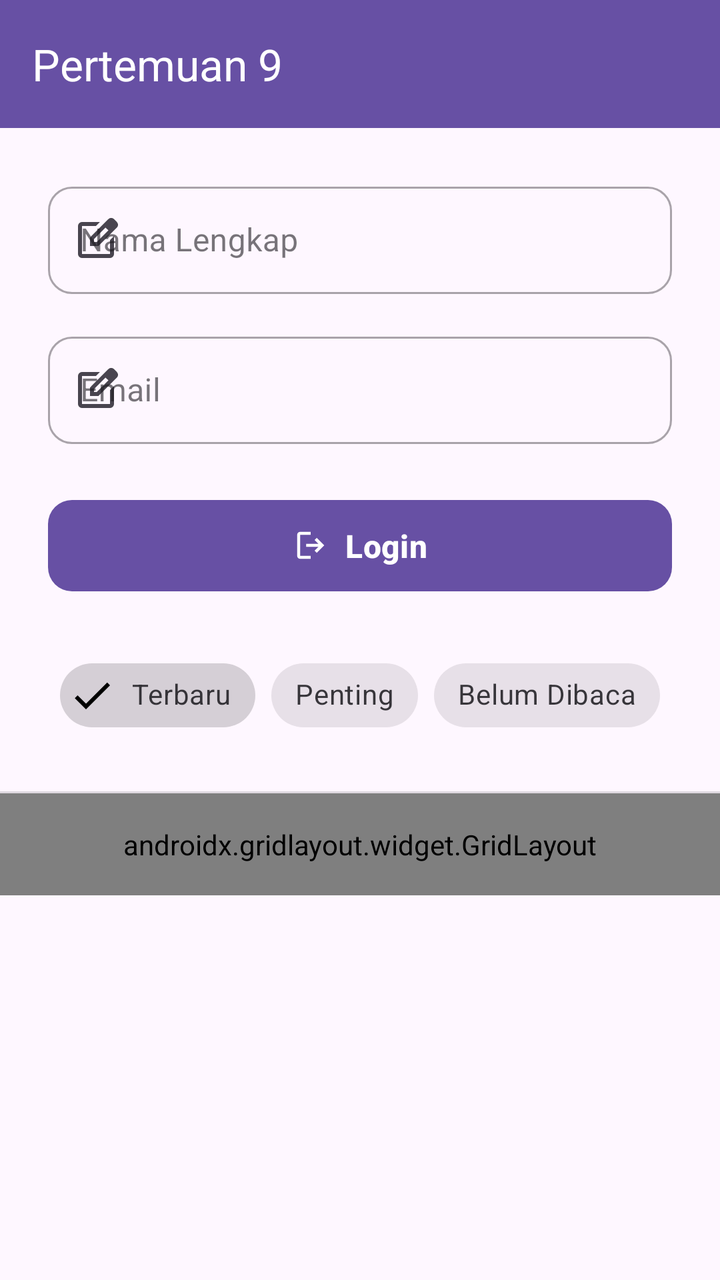
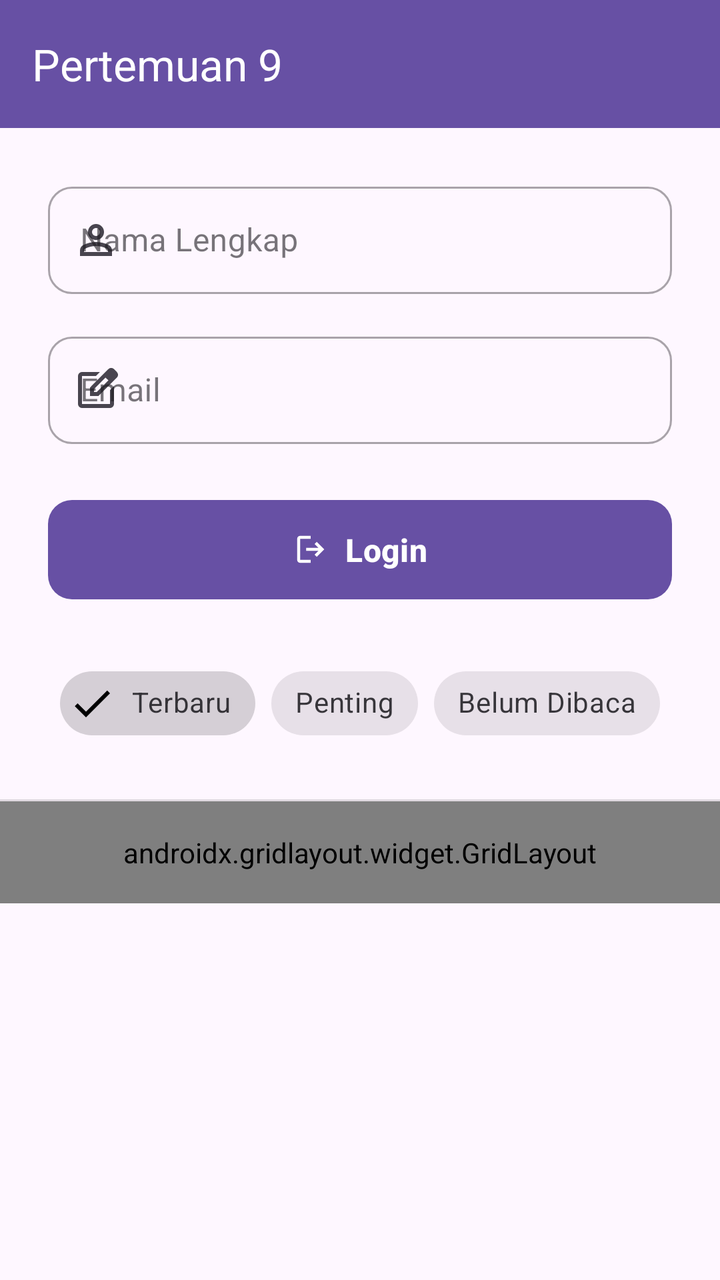

Compare the two renders of this Android layout. The source of the first and the diff that turns it into the second are given below.
<!-- AndroidManifest.xml: application theme Theme.AndesiaApps -->
<!-- res/layout/activity_ninth.xml -->
<?xml version="1.0" encoding="utf-8"?>
<androidx.constraintlayout.widget.ConstraintLayout
    xmlns:android="http://schemas.android.com/apk/res/android"
    xmlns:app="http://schemas.android.com/apk/res-auto"
    xmlns:tools="http://schemas.android.com/tools"
    android:id="@+id/main"
    android:layout_width="match_parent"
    android:layout_height="match_parent"
    android:background="?attr/colorSurface"
    tools:context=".Home.Pertemuan_9.NinthActivity">

    <androidx.appcompat.widget.Toolbar
        android:id="@+id/toolbar"
        android:layout_width="0dp"
        android:layout_height="?attr/actionBarSize"
        android:background="?attr/colorPrimary"
        android:elevation="4dp"
        app:layout_constraintEnd_toEndOf="parent"
        app:layout_constraintStart_toStartOf="parent"
        app:layout_constraintTop_toTopOf="parent"
        app:title="Pertemuan 9"
        app:titleTextColor="@android:color/white" />

    <com.google.android.material.textfield.TextInputLayout
        android:id="@+id/textInputLayoutName"
        style="@style/Widget.MaterialComponents.TextInputLayout.OutlinedBox"
        android:layout_width="0dp"
        android:layout_height="wrap_content"
        android:layout_marginHorizontal="24dp"
        android:layout_marginTop="24dp"
        android:hint="Nama Lengkap"
        app:boxCornerRadiusBottomEnd="12dp"
        app:boxCornerRadiusBottomStart="12dp"
        app:boxCornerRadiusTopEnd="12dp"
        app:boxCornerRadiusTopStart="12dp"
        app:layout_constraintEnd_toEndOf="parent"
        app:layout_constraintStart_toStartOf="parent"
        app:layout_constraintTop_toBottomOf="@+id/toolbar"
        app:startIconDrawable="@drawable/ic_edit"
        app:startIconTint="?attr/colorControlNormal">

        <com.google.android.material.textfield.TextInputEditText
            android:id="@+id/etName"
            android:layout_width="match_parent"
            android:layout_height="wrap_content"
            android:inputType="textPersonName"
            android:paddingVertical="16dp" />
    </com.google.android.material.textfield.TextInputLayout>

    <com.google.android.material.textfield.TextInputLayout
        android:id="@+id/textInputLayoutEmail"
        style="@style/Widget.MaterialComponents.TextInputLayout.OutlinedBox"
        android:layout_width="0dp"
        android:layout_height="wrap_content"
        android:layout_marginHorizontal="24dp"
        android:layout_marginTop="16dp"
        android:hint="Email"
        app:boxCornerRadiusBottomEnd="12dp"
        app:boxCornerRadiusBottomStart="12dp"
        app:boxCornerRadiusTopEnd="12dp"
        app:boxCornerRadiusTopStart="12dp"
        app:layout_constraintEnd_toEndOf="parent"
        app:layout_constraintStart_toStartOf="parent"
        app:layout_constraintTop_toBottomOf="@+id/textInputLayoutName"
        app:startIconDrawable="@drawable/ic_edit"
        app:startIconTint="?attr/colorControlNormal">

        <com.google.android.material.textfield.TextInputEditText
            android:id="@+id/etEmail"
            android:layout_width="match_parent"
            android:layout_height="wrap_content"
            android:inputType="textEmailAddress"
            android:paddingVertical="16dp" />
    </com.google.android.material.textfield.TextInputLayout>

    <com.google.android.material.button.MaterialButton
        android:id="@+id/btnLogin"
        android:layout_width="0dp"
        android:layout_height="wrap_content"
        android:layout_marginHorizontal="24dp"
        android:layout_marginTop="24dp"
        android:paddingVertical="12dp"
        android:text="Login"
        android:textSize="16sp"
        android:textStyle="bold"
        app:cornerRadius="12dp"
        app:icon="@drawable/ic_login"
        app:iconGravity="textStart"
        app:layout_constraintEnd_toEndOf="parent"
        app:layout_constraintStart_toStartOf="parent"
        app:layout_constraintTop_toBottomOf="@+id/textInputLayoutEmail" />

    <com.google.android.material.chip.ChipGroup
        android:id="@+id/chipGroupFilter"
        android:layout_width="wrap_content"
        android:layout_height="wrap_content"
        android:layout_marginTop="24dp"
        app:chipSpacingHorizontal="8dp"
        app:layout_constraintEnd_toEndOf="parent"
        app:layout_constraintStart_toStartOf="parent"
        app:layout_constraintTop_toBottomOf="@+id/btnLogin"
        app:singleSelection="true">

        <com.google.android.material.chip.Chip
            android:id="@+id/chipTerbaru"
            style="@style/Widget.MaterialComponents.Chip.Filter"
            android:layout_width="wrap_content"
            android:layout_height="wrap_content"
            android:checked="true"
            android:text="Terbaru" />

        <com.google.android.material.chip.Chip
            android:id="@+id/chipPenting"
            style="@style/Widget.MaterialComponents.Chip.Filter"
            android:layout_width="wrap_content"
            android:layout_height="wrap_content"
            android:text="Penting" />

        <com.google.android.material.chip.Chip
            android:id="@+id/chipBelumDibaca"
            style="@style/Widget.MaterialComponents.Chip.Filter"
            android:layout_width="wrap_content"
            android:layout_height="wrap_content"
            android:text="Belum Dibaca" />
    </com.google.android.material.chip.ChipGroup>

    <View
        android:id="@+id/divider"
        android:layout_width="0dp"
        android:layout_height="1dp"
        android:layout_marginTop="24dp"
        android:background="?android:attr/listDivider"
        app:layout_constraintEnd_toEndOf="parent"
        app:layout_constraintStart_toStartOf="parent"
        app:layout_constraintTop_toBottomOf="@+id/chipGroupFilter" />

    <androidx.gridlayout.widget.GridLayout
        android:id="@+id/menuGrid"
        android:layout_width="0dp"
        android:layout_height="wrap_content"
        android:padding="16dp"
        app:columnCount="3"
        app:useDefaultMargins="true"
        app:layout_constraintEnd_toEndOf="parent"
        app:layout_constraintStart_toStartOf="parent"
        app:layout_constraintTop_toBottomOf="@+id/divider">

        <com.google.android.material.button.MaterialButton
            style="@style/Widget.MaterialComponents.Button.OutlinedButton"
            android:text="Menu 1"
            android:textSize="12sp"
            android:paddingVertical="16dp"
            app:cornerRadius="12dp"
            app:icon="@drawable/ic_home"
            app:iconGravity="top"
            app:iconSize="40dp"
            app:layout_columnWeight="1"
            app:layout_gravity="fill_horizontal" />

        <com.google.android.material.button.MaterialButton
            style="@style/Widget.MaterialComponents.Button.OutlinedButton"
            android:text="Menu 2"
            android:textSize="12sp"
            android:paddingVertical="16dp"
            app:cornerRadius="12dp"
            app:icon="@drawable/ic_person"
            app:iconGravity="top"
            app:iconSize="40dp"
            app:layout_columnWeight="1"
            app:layout_gravity="fill_horizontal" />

        <com.google.android.material.button.MaterialButton
            style="@style/Widget.MaterialComponents.Button.OutlinedButton"
            android:text="Menu 3"
            android:textSize="12sp"
            android:paddingVertical="16dp"
            app:cornerRadius="12dp"
            app:icon="@drawable/ic_settings"
            app:iconGravity="top"
            app:iconSize="40dp"
            app:layout_columnWeight="1"
            app:layout_gravity="fill_horizontal" />

        <com.google.android.material.button.MaterialButton
            style="@style/Widget.MaterialComponents.Button.OutlinedButton"
            android:text="Menu 4"
            android:textSize="12sp"
            android:paddingVertical="16dp"
            app:cornerRadius="12dp"
            app:icon="@drawable/ic_notifications"
            app:iconGravity="top"
            app:iconSize="40dp"
            app:layout_columnWeight="1"
            app:layout_gravity="fill_horizontal" />

        <com.google.android.material.button.MaterialButton
            style="@style/Widget.MaterialComponents.Button.OutlinedButton"
            android:text="Menu 5"
            android:textSize="12sp"
            android:paddingVertical="16dp"
            app:cornerRadius="12dp"
            app:icon="@drawable/ic_chat"
            app:iconGravity="top"
            app:iconSize="40dp"
            app:layout_columnWeight="1"
            app:layout_gravity="fill_horizontal" />

        <com.google.android.material.button.MaterialButton
            style="@style/Widget.MaterialComponents.Button.OutlinedButton"
            android:text="Menu 6"
            android:textSize="12sp"
            android:paddingVertical="16dp"
            app:cornerRadius="12dp"
            app:icon="@drawable/ic_info"
            app:iconGravity="top"
            app:iconSize="40dp"
            app:layout_columnWeight="1"
            app:layout_gravity="fill_horizontal" />
    </androidx.gridlayout.widget.GridLayout>

</androidx.constraintlayout.widget.ConstraintLayout>
<!-- resources referenced by this layout -->
<resources>
  <!-- drawable ic_chat (drawable) -->
  <vector xmlns:android="http://schemas.android.com/apk/res/android" android:autoMirrored="true" android:height="24dp" android:tint="#000000" android:viewportHeight="960" android:viewportWidth="960" android:width="24dp">
        
      <path android:fillColor="@android:color/white" android:pathData="M240,560L560,560L560,480L240,480L240,560ZM240,440L720,440L720,360L240,360L240,440ZM240,320L720,320L720,240L240,240L240,320ZM80,880L80,160Q80,127 103.5,103.5Q127,80 160,80L800,80Q833,80 856.5,103.5Q880,127 880,160L880,640Q880,673 856.5,696.5Q833,720 800,720L240,720L80,880ZM206,640L800,640Q800,640 800,640Q800,640 800,640L800,160Q800,160 800,160Q800,160 800,160L160,160Q160,160 160,160Q160,160 160,160L160,685L206,640ZM160,640L160,640L160,160Q160,160 160,160Q160,160 160,160L160,160Q160,160 160,160Q160,160 160,160L160,640Q160,640 160,640Q160,640 160,640Z"/>
      
  </vector>
  <!-- drawable ic_info (drawable) -->
  <vector xmlns:android="http://schemas.android.com/apk/res/android" android:height="24dp" android:tint="#000000" android:viewportHeight="960" android:viewportWidth="960" android:width="24dp">
        
      <path android:fillColor="@android:color/white" android:pathData="M440,680L520,680L520,440L440,440L440,680ZM508.5,348.5Q520,337 520,320Q520,303 508.5,291.5Q497,280 480,280Q463,280 451.5,291.5Q440,303 440,320Q440,337 451.5,348.5Q463,360 480,360Q497,360 508.5,348.5ZM480,880Q397,880 324,848.5Q251,817 197,763Q143,709 111.5,636Q80,563 80,480Q80,397 111.5,324Q143,251 197,197Q251,143 324,111.5Q397,80 480,80Q563,80 636,111.5Q709,143 763,197Q817,251 848.5,324Q880,397 880,480Q880,563 848.5,636Q817,709 763,763Q709,817 636,848.5Q563,880 480,880ZM480,800Q614,800 707,707Q800,614 800,480Q800,346 707,253Q614,160 480,160Q346,160 253,253Q160,346 160,480Q160,614 253,707Q346,800 480,800ZM480,480Q480,480 480,480Q480,480 480,480Q480,480 480,480Q480,480 480,480Q480,480 480,480Q480,480 480,480Q480,480 480,480Q480,480 480,480Z"/>
      
  </vector>
  <!-- drawable ic_login (drawable) -->
  <vector xmlns:android="http://schemas.android.com/apk/res/android" android:autoMirrored="true" android:height="24dp" android:tint="#000000" android:viewportHeight="960" android:viewportWidth="960" android:width="24dp">
        
      <path android:fillColor="@android:color/white" android:pathData="M200,840Q167,840 143.5,816.5Q120,793 120,760L120,200Q120,167 143.5,143.5Q167,120 200,120L480,120L480,200L200,200Q200,200 200,200Q200,200 200,200L200,760Q200,760 200,760Q200,760 200,760L480,760L480,840L200,840ZM640,680L585,622L687,520L360,520L360,440L687,440L585,338L640,280L840,480L640,680Z"/>
      
  </vector>
  <!-- drawable ic_notifications (drawable) -->
  <vector xmlns:android="http://schemas.android.com/apk/res/android" android:height="24dp" android:tint="#000000" android:viewportHeight="960" android:viewportWidth="960" android:width="24dp">
        
      <path android:fillColor="@android:color/white" android:pathData="M160,760L160,680L240,680L240,400Q240,317 290,252.5Q340,188 420,168L420,140Q420,115 437.5,97.5Q455,80 480,80Q505,80 522.5,97.5Q540,115 540,140L540,168Q620,188 670,252.5Q720,317 720,400L720,680L800,680L800,760L160,760ZM480,460L480,460L480,460L480,460Q480,460 480,460Q480,460 480,460Q480,460 480,460Q480,460 480,460ZM480,880Q447,880 423.5,856.5Q400,833 400,800L560,800Q560,833 536.5,856.5Q513,880 480,880ZM320,680L640,680L640,400Q640,334 593,287Q546,240 480,240Q414,240 367,287Q320,334 320,400L320,680Z"/>
      
  </vector>
  <style name="Theme.AndesiaApps" parent="Base.Theme.AndesiaApps" />
  <style name="Base.Theme.AndesiaApps" parent="Theme.Material3.DayNight.NoActionBar">
          
          
      </style>
  <!-- unchanged entries left out for length: 4 -->
</resources>

<!-- the commit's change to res/layout/activity_ninth.xml (unified diff, before → after) -->
@@ -21,201 +21,218 @@
         app:title="Pertemuan 9"
         app:titleTextColor="@android:color/white" />
 
-    <com.google.android.material.textfield.TextInputLayout
-        android:id="@+id/textInputLayoutName"
-        style="@style/Widget.MaterialComponents.TextInputLayout.OutlinedBox"
+    <androidx.core.widget.NestedScrollView
         android:layout_width="0dp"
-        android:layout_height="wrap_content"
-        android:layout_marginHorizontal="24dp"
-        android:layout_marginTop="24dp"
-        android:hint="Nama Lengkap"
-        app:boxCornerRadiusBottomEnd="12dp"
-        app:boxCornerRadiusBottomStart="12dp"
-        app:boxCornerRadiusTopEnd="12dp"
-        app:boxCornerRadiusTopStart="12dp"
+        android:layout_height="0dp"
+        android:fillViewport="true"
+        app:layout_constraintBottom_toBottomOf="parent"
         app:layout_constraintEnd_toEndOf="parent"
         app:layout_constraintStart_toStartOf="parent"
-        app:layout_constraintTop_toBottomOf="@+id/toolbar"
-        app:startIconDrawable="@drawable/ic_edit"
-        app:startIconTint="?attr/colorControlNormal">
-
-        <com.google.android.material.textfield.TextInputEditText
-            android:id="@+id/etName"
+        app:layout_constraintTop_toBottomOf="@+id/toolbar">
+
+        <androidx.constraintlayout.widget.ConstraintLayout
             android:layout_width="match_parent"
             android:layout_height="wrap_content"
-            android:inputType="textPersonName"
-            android:paddingVertical="16dp" />
-    </com.google.android.material.textfield.TextInputLayout>
-
-    <com.google.android.material.textfield.TextInputLayout
-        android:id="@+id/textInputLayoutEmail"
-        style="@style/Widget.MaterialComponents.TextInputLayout.OutlinedBox"
-        android:layout_width="0dp"
-        android:layout_height="wrap_content"
-        android:layout_marginHorizontal="24dp"
-        android:layout_marginTop="16dp"
-        android:hint="Email"
-        app:boxCornerRadiusBottomEnd="12dp"
-        app:boxCornerRadiusBottomStart="12dp"
-        app:boxCornerRadiusTopEnd="12dp"
-        app:boxCornerRadiusTopStart="12dp"
-        app:layout_constraintEnd_toEndOf="parent"
-        app:layout_constraintStart_toStartOf="parent"
-        app:layout_constraintTop_toBottomOf="@+id/textInputLayoutName"
-        app:startIconDrawable="@drawable/ic_edit"
-        app:startIconTint="?attr/colorControlNormal">
-
-        <com.google.android.material.textfield.TextInputEditText
-            android:id="@+id/etEmail"
-            android:layout_width="match_parent"
-            android:layout_height="wrap_content"
-            android:inputType="textEmailAddress"
-            android:paddingVertical="16dp" />
-    </com.google.android.material.textfield.TextInputLayout>
-
-    <com.google.android.material.button.MaterialButton
-        android:id="@+id/btnLogin"
-        android:layout_width="0dp"
-        android:layout_height="wrap_content"
-        android:layout_marginHorizontal="24dp"
-        android:layout_marginTop="24dp"
-        android:paddingVertical="12dp"
-        android:text="Login"
-        android:textSize="16sp"
-        android:textStyle="bold"
-        app:cornerRadius="12dp"
-        app:icon="@drawable/ic_login"
-        app:iconGravity="textStart"
-        app:layout_constraintEnd_toEndOf="parent"
-        app:layout_constraintStart_toStartOf="parent"
-        app:layout_constraintTop_toBottomOf="@+id/textInputLayoutEmail" />
-
-    <com.google.android.material.chip.ChipGroup
-        android:id="@+id/chipGroupFilter"
-        android:layout_width="wrap_content"
-        android:layout_height="wrap_content"
-        android:layout_marginTop="24dp"
-        app:chipSpacingHorizontal="8dp"
-        app:layout_constraintEnd_toEndOf="parent"
-        app:layout_constraintStart_toStartOf="parent"
-        app:layout_constraintTop_toBottomOf="@+id/btnLogin"
-        app:singleSelection="true">
-
-        <com.google.android.material.chip.Chip
-            android:id="@+id/chipTerbaru"
-            style="@style/Widget.MaterialComponents.Chip.Filter"
-            android:layout_width="wrap_content"
-            android:layout_height="wrap_content"
-            android:checked="true"
-            android:text="Terbaru" />
-
-        <com.google.android.material.chip.Chip
-            android:id="@+id/chipPenting"
-            style="@style/Widget.MaterialComponents.Chip.Filter"
-            android:layout_width="wrap_content"
-            android:layout_height="wrap_content"
-            android:text="Penting" />
-
-        <com.google.android.material.chip.Chip
-            android:id="@+id/chipBelumDibaca"
-            style="@style/Widget.MaterialComponents.Chip.Filter"
-            android:layout_width="wrap_content"
-            android:layout_height="wrap_content"
-            android:text="Belum Dibaca" />
-    </com.google.android.material.chip.ChipGroup>
-
-    <View
-        android:id="@+id/divider"
-        android:layout_width="0dp"
-        android:layout_height="1dp"
-        android:layout_marginTop="24dp"
-        android:background="?android:attr/listDivider"
-        app:layout_constraintEnd_toEndOf="parent"
-        app:layout_constraintStart_toStartOf="parent"
-        app:layout_constraintTop_toBottomOf="@+id/chipGroupFilter" />
-
-    <androidx.gridlayout.widget.GridLayout
-        android:id="@+id/menuGrid"
-        android:layout_width="0dp"
-        android:layout_height="wrap_content"
-        android:padding="16dp"
-        app:columnCount="3"
-        app:useDefaultMargins="true"
-        app:layout_constraintEnd_toEndOf="parent"
-        app:layout_constraintStart_toStartOf="parent"
-        app:layout_constraintTop_toBottomOf="@+id/divider">
-
-        <com.google.android.material.button.MaterialButton
-            style="@style/Widget.MaterialComponents.Button.OutlinedButton"
-            android:text="Menu 1"
-            android:textSize="12sp"
-            android:paddingVertical="16dp"
-            app:cornerRadius="12dp"
-            app:icon="@drawable/ic_home"
-            app:iconGravity="top"
-            app:iconSize="40dp"
-            app:layout_columnWeight="1"
-            app:layout_gravity="fill_horizontal" />
-
-        <com.google.android.material.button.MaterialButton
-            style="@style/Widget.MaterialComponents.Button.OutlinedButton"
-            android:text="Menu 2"
-            android:textSize="12sp"
-            android:paddingVertical="16dp"
-            app:cornerRadius="12dp"
-            app:icon="@drawable/ic_person"
-            app:iconGravity="top"
-            app:iconSize="40dp"
-            app:layout_columnWeight="1"
-            app:layout_gravity="fill_horizontal" />
-
-        <com.google.android.material.button.MaterialButton
-            style="@style/Widget.MaterialComponents.Button.OutlinedButton"
-            android:text="Menu 3"
-            android:textSize="12sp"
-            android:paddingVertical="16dp"
-            app:cornerRadius="12dp"
-            app:icon="@drawable/ic_settings"
-            app:iconGravity="top"
-            app:iconSize="40dp"
-            app:layout_columnWeight="1"
-            app:layout_gravity="fill_horizontal" />
-
-        <com.google.android.material.button.MaterialButton
-            style="@style/Widget.MaterialComponents.Button.OutlinedButton"
-            android:text="Menu 4"
-            android:textSize="12sp"
-            android:paddingVertical="16dp"
-            app:cornerRadius="12dp"
-            app:icon="@drawable/ic_notifications"
-            app:iconGravity="top"
-            app:iconSize="40dp"
-            app:layout_columnWeight="1"
-            app:layout_gravity="fill_horizontal" />
-
-        <com.google.android.material.button.MaterialButton
-            style="@style/Widget.MaterialComponents.Button.OutlinedButton"
-            android:text="Menu 5"
-            android:textSize="12sp"
-            android:paddingVertical="16dp"
-            app:cornerRadius="12dp"
-            app:icon="@drawable/ic_chat"
-            app:iconGravity="top"
-            app:iconSize="40dp"
-            app:layout_columnWeight="1"
-            app:layout_gravity="fill_horizontal" />
-
-        <com.google.android.material.button.MaterialButton
-            style="@style/Widget.MaterialComponents.Button.OutlinedButton"
-            android:text="Menu 6"
-            android:textSize="12sp"
-            android:paddingVertical="16dp"
-            app:cornerRadius="12dp"
-            app:icon="@drawable/ic_info"
-            app:iconGravity="top"
-            app:iconSize="40dp"
-            app:layout_columnWeight="1"
-            app:layout_gravity="fill_horizontal" />
-    </androidx.gridlayout.widget.GridLayout>
+            android:paddingBottom="24dp">
+
+            <com.google.android.material.textfield.TextInputLayout
+                android:id="@+id/textInputLayoutName"
+                style="@style/Widget.MaterialComponents.TextInputLayout.OutlinedBox"
+                android:layout_width="0dp"
+                android:layout_height="wrap_content"
+                android:layout_marginHorizontal="24dp"
+                android:layout_marginTop="24dp"
+                android:hint="Nama Lengkap"
+                app:boxCornerRadiusBottomEnd="12dp"
+                app:boxCornerRadiusBottomStart="12dp"
+                app:boxCornerRadiusTopEnd="12dp"
+                app:boxCornerRadiusTopStart="12dp"
+                app:layout_constraintEnd_toEndOf="parent"
+                app:layout_constraintStart_toStartOf="parent"
+                app:layout_constraintTop_toTopOf="parent"
+                app:startIconDrawable="@drawable/ic_person"
+                app:startIconTint="?attr/colorControlNormal">
+
+                <com.google.android.material.textfield.TextInputEditText
+                    android:id="@+id/etName"
+                    android:layout_width="match_parent"
+                    android:layout_height="wrap_content"
+                    android:inputType="textPersonName"
+                    android:paddingVertical="16dp" />
+            </com.google.android.material.textfield.TextInputLayout>
+
+            <com.google.android.material.textfield.TextInputLayout
+                android:id="@+id/textInputLayoutEmail"
+                style="@style/Widget.MaterialComponents.TextInputLayout.OutlinedBox"
+                android:layout_width="0dp"
+                android:layout_height="wrap_content"
+                android:layout_marginHorizontal="24dp"
+                android:layout_marginTop="16dp"
+                android:hint="Email"
+                app:boxCornerRadiusBottomEnd="12dp"
+                app:boxCornerRadiusBottomStart="12dp"
+                app:boxCornerRadiusTopEnd="12dp"
+                app:boxCornerRadiusTopStart="12dp"
+                app:layout_constraintEnd_toEndOf="parent"
+                app:layout_constraintStart_toStartOf="parent"
+                app:layout_constraintTop_toBottomOf="@+id/textInputLayoutName"
+                app:startIconDrawable="@drawable/ic_edit"
+                app:startIconTint="?attr/colorControlNormal">
+
+                <com.google.android.material.textfield.TextInputEditText
+                    android:id="@+id/etEmail"
+                    android:layout_width="match_parent"
+                    android:layout_height="wrap_content"
+                    android:inputType="textEmailAddress"
+                    android:paddingVertical="16dp" />
+            </com.google.android.material.textfield.TextInputLayout>
+
+            <com.google.android.material.button.MaterialButton
+                android:id="@+id/btnLogin"
+                android:layout_width="0dp"
+                android:layout_height="wrap_content"
+                android:layout_marginHorizontal="24dp"
+                android:layout_marginTop="24dp"
+                android:paddingVertical="14dp"
+                android:text="Login"
+                android:textSize="16sp"
+                android:textStyle="bold"
+                app:cornerRadius="12dp"
+                app:icon="@drawable/ic_login"
+                app:iconGravity="textStart"
+                app:layout_constraintEnd_toEndOf="parent"
+                app:layout_constraintStart_toStartOf="parent"
+                app:layout_constraintTop_toBottomOf="@+id/textInputLayoutEmail" />
+
+            <com.google.android.material.chip.ChipGroup
+                android:id="@+id/chipGroupFilter"
+                android:layout_width="wrap_content"
+                android:layout_height="wrap_content"
+                android:layout_marginTop="24dp"
+                app:chipSpacingHorizontal="8dp"
+                app:layout_constraintEnd_toEndOf="parent"
+                app:layout_constraintStart_toStartOf="parent"
+                app:layout_constraintTop_toBottomOf="@+id/btnLogin"
+                app:singleSelection="true">
+
+                <com.google.android.material.chip.Chip
+                    android:id="@+id/chipTerbaru"
+                    style="@style/Widget.MaterialComponents.Chip.Filter"
+                    android:layout_width="wrap_content"
+                    android:layout_height="wrap_content"
+                    android:checked="true"
+                    android:text="Terbaru" />
+
+                <com.google.android.material.chip.Chip
+                    android:id="@+id/chipPenting"
+                    style="@style/Widget.MaterialComponents.Chip.Filter"
+                    android:layout_width="wrap_content"
+                    android:layout_height="wrap_content"
+                    android:text="Penting" />
+
+                <com.google.android.material.chip.Chip
+                    android:id="@+id/chipBelumDibaca"
+                    style="@style/Widget.MaterialComponents.Chip.Filter"
+                    android:layout_width="wrap_content"
+                    android:layout_height="wrap_content"
+                    android:text="Belum Dibaca" />
+            </com.google.android.material.chip.ChipGroup>
+
+            <View
+                android:id="@+id/divider"
+                android:layout_width="0dp"
+                android:layout_height="1dp"
+                android:layout_marginTop="24dp"
+                android:background="?android:attr/listDivider"
+                app:layout_constraintEnd_toEndOf="parent"
+                app:layout_constraintStart_toStartOf="parent"
+                app:layout_constraintTop_toBottomOf="@+id/chipGroupFilter" />
+
+            <androidx.gridlayout.widget.GridLayout
+                android:id="@+id/menuGrid"
+                android:layout_width="0dp"
+                android:layout_height="wrap_content"
+                android:padding="16dp"
+                app:columnCount="3"
+                app:useDefaultMargins="true"
+                app:layout_constraintEnd_toEndOf="parent"
+                app:layout_constraintStart_toStartOf="parent"
+                app:layout_constraintTop_toBottomOf="@+id/divider">
+
+                <com.google.android.material.button.MaterialButton
+                    style="@style/Widget.MaterialComponents.Button.OutlinedButton"
+                    android:text="Home"
+                    android:textSize="11sp"
+                    android:paddingVertical="16dp"
+                    app:cornerRadius="12dp"
+                    app:icon="@drawable/ic_home"
+                    app:iconGravity="top"
+                    app:iconSize="36dp"
+                    app:layout_columnWeight="1"
+                    app:layout_gravity="fill_horizontal" />
+
+                <com.google.android.material.button.MaterialButton
+                    style="@style/Widget.MaterialComponents.Button.OutlinedButton"
+                    android:text="Profile"
+                    android:textSize="11sp"
+                    android:paddingVertical="16dp"
+                    app:cornerRadius="12dp"
+                    app:icon="@drawable/ic_person"
+                    app:iconGravity="top"
+                    app:iconSize="36dp"
+                    app:layout_columnWeight="1"
+                    app:layout_gravity="fill_horizontal" />
+
+                <com.google.android.material.button.MaterialButton
+                    style="@style/Widget.MaterialComponents.Button.OutlinedButton"
+                    android:text="Settings"
+                    android:textSize="11sp"
+                    android:paddingVertical="16dp"
+                    app:cornerRadius="12dp"
+                    app:icon="@drawable/ic_settings"
+                    app:iconGravity="top"
+                    app:iconSize="36dp"
+                    app:layout_columnWeight="1"
+                    app:layout_gravity="fill_horizontal" />
+
+                <com.google.android.material.button.MaterialButton
+                    style="@style/Widget.MaterialComponents.Button.OutlinedButton"
+                    android:text="Notif"
+                    android:textSize="11sp"
+                    android:paddingVertical="16dp"
+                    app:cornerRadius="12dp"
+                    app:icon="@drawable/ic_notifications"
+                    app:iconGravity="top"
+                    app:iconSize="36dp"
+                    app:layout_columnWeight="1"
+                    app:layout_gravity="fill_horizontal" />
+
+                <com.google.android.material.button.MaterialButton
+                    style="@style/Widget.MaterialComponents.Button.OutlinedButton"
+                    android:text="Chat"
+                    android:textSize="11sp"
+                    android:paddingVertical="16dp"
+                    app:cornerRadius="12dp"
+                    app:icon="@drawable/ic_chat"
+                    app:iconGravity="top"
+                    app:iconSize="36dp"
+                    app:layout_columnWeight="1"
+                    app:layout_gravity="fill_horizontal" />
+
+                <com.google.android.material.button.MaterialButton
+                    style="@style/Widget.MaterialComponents.Button.OutlinedButton"
+                    android:text="Info"
+                    android:textSize="11sp"
+                    android:paddingVertical="16dp"
+                    app:cornerRadius="12dp"
+                    app:icon="@drawable/ic_info"
+                    app:iconGravity="top"
+                    app:iconSize="36dp"
+                    app:layout_columnWeight="1"
+                    app:layout_gravity="fill_horizontal" />
+            </androidx.gridlayout.widget.GridLayout>
+
+        </androidx.constraintlayout.widget.ConstraintLayout>
+    </androidx.core.widget.NestedScrollView>
 
 </androidx.constraintlayout.widget.ConstraintLayout>
